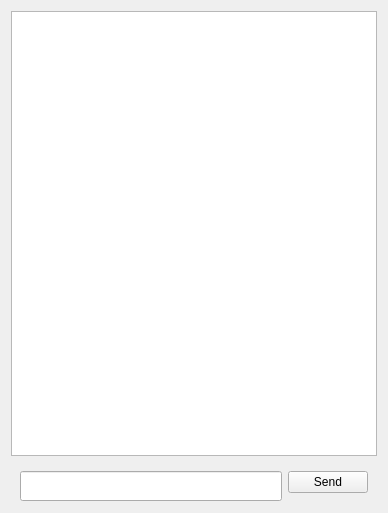
Qt form Server/clientchatwidget.ui (MapleBKL/LAN_message_and_file_transfer) before a commit.
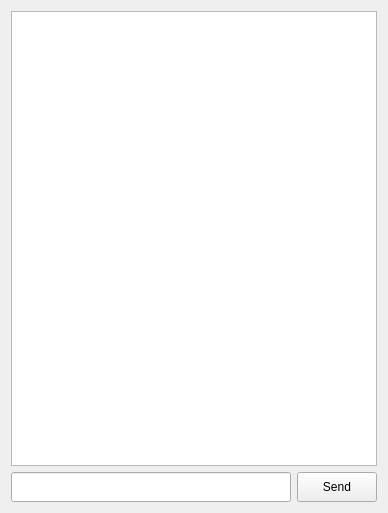
The same form after that commit.

Patch:
```diff
--- a/Server/clientchatwidget.ui
+++ b/Server/clientchatwidget.ui
@@ -23,6 +23,18 @@
       </size>
      </property>
      <layout class="QHBoxLayout" name="horizontalLayout">
+      <property name="leftMargin">
+       <number>0</number>
+      </property>
+      <property name="topMargin">
+       <number>0</number>
+      </property>
+      <property name="rightMargin">
+       <number>0</number>
+      </property>
+      <property name="bottomMargin">
+       <number>0</number>
+      </property>
       <item>
        <widget class="QLineEdit" name="message_text">
         <property name="minimumSize">
@@ -43,13 +55,13 @@
         <property name="minimumSize">
          <size>
           <width>0</width>
-          <height>0</height>
+          <height>30</height>
          </size>
         </property>
         <property name="maximumSize">
          <size>
           <width>16777215</width>
-          <height>40</height>
+          <height>30</height>
          </size>
         </property>
         <property name="cursor">
```
